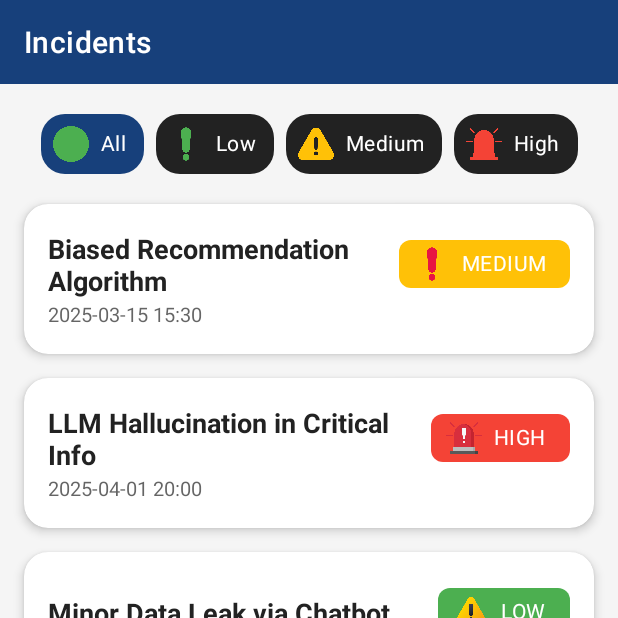
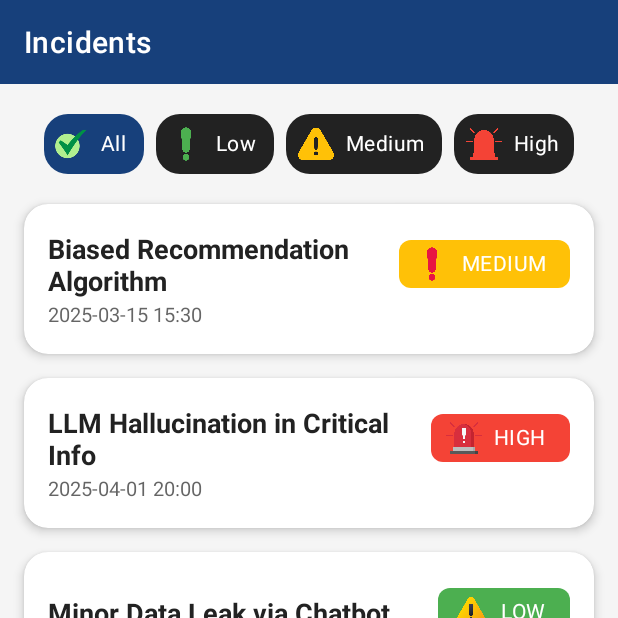
Before and after one commit to Amartyakaushik/AIWatchdog, an Android app: the screen it shows after launch (MainActivity), on a phone screen of 412 x 824 dp, the top half of it. Run offline under Robolectric (Android 15) with nearby library versions, the phone set to English and light mode, and no system bars; our stand-ins replace navigation-ui.

Commit message:
Updated layout of Chip Group

```diff
--- a/app/src/main/res/layout/fragment_incident_list.xml
+++ b/app/src/main/res/layout/fragment_incident_list.xml
@@ -29,13 +29,13 @@
                 android:checked="true"
                 android:text="All"
                 app:chipIcon="@drawable/ic_check_circle"
-                app:chipIconTint="@color/secondary"
                 app:chipIconVisible="true"
                 app:chipCornerRadius="16dp"
                 app:chipMinHeight="40dp"
-                app:chipStartPadding="8dp"
+                app:chipStartPadding="6dp"
                 app:chipEndPadding="6dp"
                 app:checkedIconVisible="false"
+                android:layout_marginStart="4dp"
                 app:chipBackgroundColor="@color/chip_selector"
                 android:textColor="@color/chip_text_selector"
                 app:rippleColor="@color/primary" />
@@ -88,8 +88,9 @@
                 app:chipCornerRadius="16dp"
                 app:chipMinHeight="40dp"
                 app:chipStartPadding="8dp"
-                app:chipEndPadding="6dp"
+                app:chipEndPadding="3dp"
                 app:checkedIconVisible="false"
+                android:layout_marginEnd="4dp"
                 app:chipBackgroundColor="@color/chip_selector"
                 android:textColor="@color/chip_text_selector"
                 app:rippleColor="@color/severity_high" />
```
Also changed, not shown: app/src/main/res/drawable/ic_check_circle.png.
